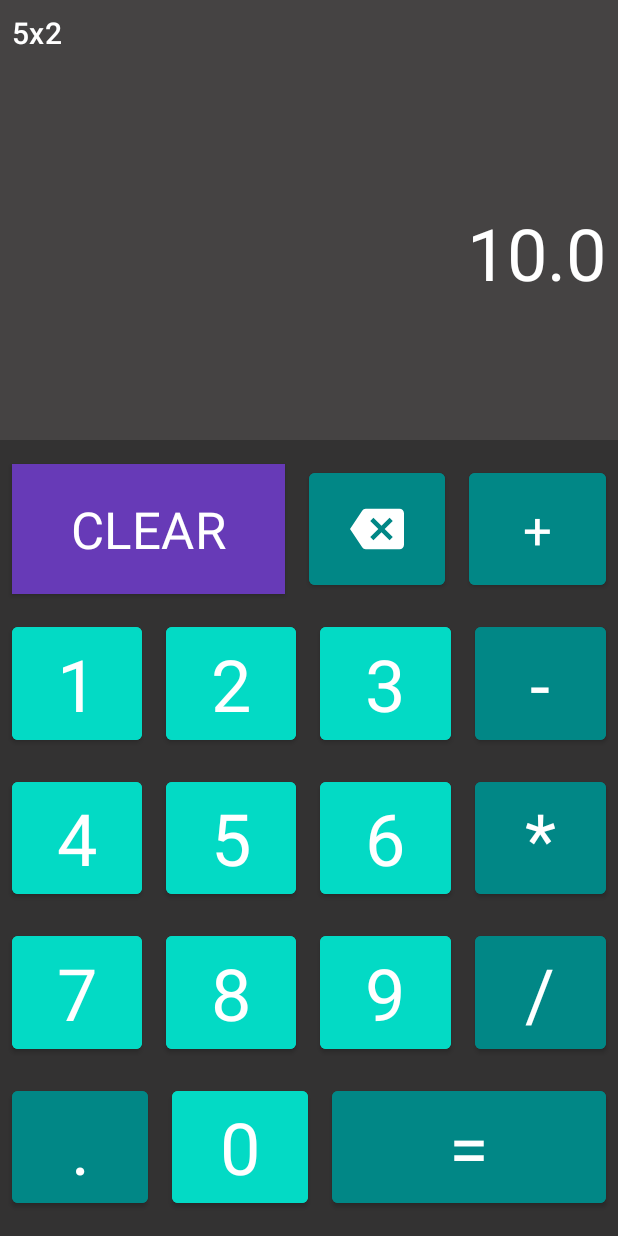
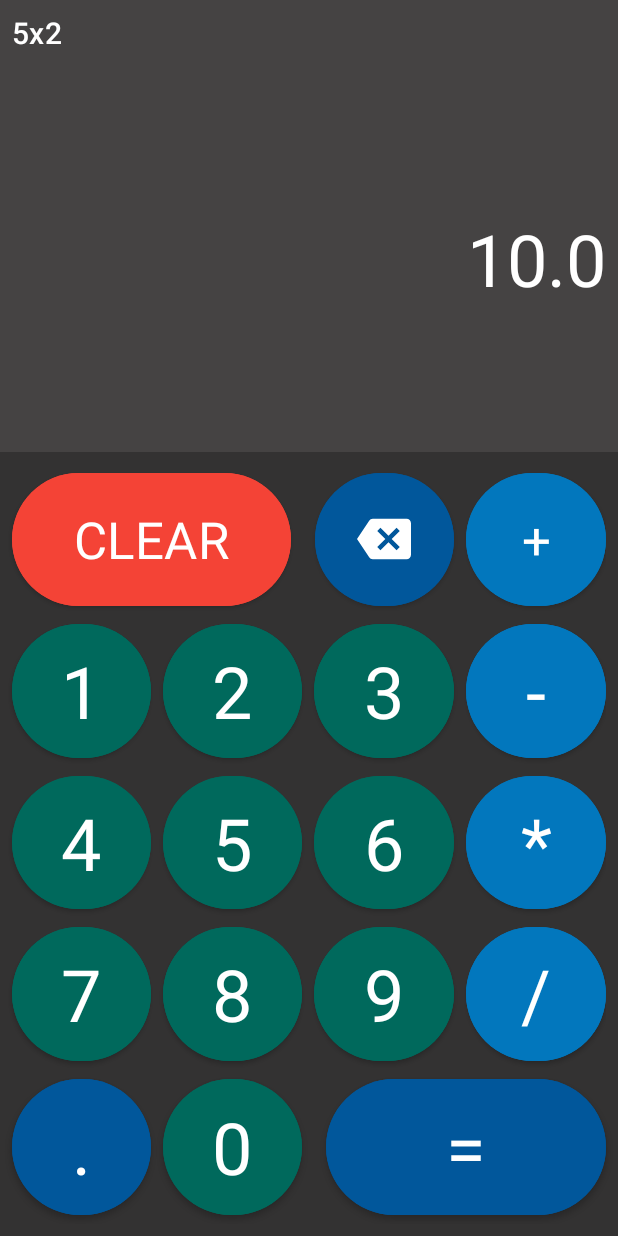
Before and after one commit to Kordeliia/AppCalculadora, an Android app: the layout activity_main.xml on its own in the app's theme, with its tools: preview values and no code run, on a phone screen of 412 x 824 dp. Run offline under Robolectric (Android 15) with nearby library versions, the phone set to English and light mode, and no system bars.

Commit message:
commit diseño y shape

```diff
--- a/app/src/main/res/layout/activity_main.xml
+++ b/app/src/main/res/layout/activity_main.xml
@@ -43,6 +43,7 @@
         android:layout_width="0dp"
         android:layout_height="0dp"
         android:orientation="horizontal"
+        android:layout_marginEnd="@dimen/common_padding_min"
         app:layout_constraintDimensionRatio = "H, 4:1"
         app:layout_constraintStart_toStartOf="parent"
         app:layout_constraintEnd_toEndOf="parent"
@@ -50,92 +51,97 @@
         >
         <Button
             android:id="@+id/btnClear"
-            android:layout_margin="@dimen/common_padding_min"
+            android:layout_marginStart="@dimen/common_padding_min"
+            android:layout_marginEnd="@dimen/common_padding_min"
             android:layout_width="0dp"
             android:layout_height="match_parent"
             android:layout_weight="50"
             android:text="@string/point_clear"
             android:onClick="onClickButton"
             android:textAppearance="?attr/textAppearanceHeadline4"
-            android:background="@color/teal_200"/>
+            android:backgroundTint="@color/red_500"
+
+            />
         <com.google.android.material.button.MaterialButton
             android:id="@+id/btnAtras"
-            android:layout_margin="@dimen/common_padding_min"
+            android:layout_marginStart="@dimen/common_padding_min"
             android:layout_width="0dp"
             android:layout_height="match_parent"
             android:layout_weight="25"
             app:icon="@drawable/ic_erase2"
             android:onClick="onClickButton"
             app:iconGravity="textStart"
-            android:backgroundTint="@color/teal_700"
+            android:backgroundTint="@color/lBlue_900"
             app:iconPadding="@dimen/icon_padding"
             />
         <Button
             android:id="@+id/btnSuma"
-            android:layout_margin="@dimen/common_padding_min"
+            android:layout_marginStart="@dimen/common_padding_min"
             android:layout_width="0dp"
             android:layout_height="match_parent"
             android:layout_weight="25"
             android:text="@string/point_suma"
             android:onClick="onClickButton"
             android:textAppearance="?attr/textAppearanceHeadline4"
-            android:backgroundTint="@color/teal_700"/>
+            android:backgroundTint="@color/lBlue_800"/>
     </LinearLayout>
     <LinearLayout
         android:id="@+id/llBotones2"
         android:layout_width="0dp"
         android:layout_height="0dp"
         android:orientation="horizontal"
+        android:layout_marginEnd="@dimen/common_padding_min"
         app:layout_constraintDimensionRatio = "H, 4:1"
         app:layout_constraintStart_toStartOf="parent"
         app:layout_constraintEnd_toEndOf="parent"
         app:layout_constraintBottom_toTopOf="@id/llBotones3">
         <Button
             android:id="@+id/btn1"
-            android:layout_margin="@dimen/common_padding_min"
+            android:layout_marginStart="@dimen/common_padding_min"
             android:layout_width="0dp"
             android:layout_height="match_parent"
             android:layout_weight="25"
             android:text="@string/point_1"
             android:onClick="onClickButton"
             android:textAppearance="?attr/textAppearanceHeadline3"
-            android:backgroundTint="@color/teal_200"/>
+            android:backgroundTint="@color/teal_800"/>
         <Button
             android:id="@+id/btn2"
-            android:layout_margin="@dimen/common_padding_min"
+            android:layout_marginStart="@dimen/common_padding_min"
             android:layout_width="0dp"
             android:layout_height="match_parent"
             android:layout_weight="25"
             android:text="@string/point_2"
             android:onClick="onClickButton"
             android:textAppearance="?attr/textAppearanceHeadline3"
-            android:backgroundTint="@color/teal_200"/>
+            android:backgroundTint="@color/teal_800"/>
         <Button
             android:id="@+id/btn3"
-            android:layout_margin="@dimen/common_padding_min"
+            android:layout_marginStart="@dimen/common_padding_min"
             android:layout_width="0dp"
             android:layout_height="match_parent"
             android:layout_weight="25"
             android:text="@string/point_3"
             android:onClick="onClickButton"
             android:textAppearance="?attr/textAppearanceHeadline3"
-            android:backgroundTint="@color/teal_200"/>
+            android:backgroundTint="@color/teal_800"/>
         <Button
             android:id="@+id/btnResta"
-            android:layout_margin="@dimen/common_padding_min"
+            android:layout_marginStart="@dimen/common_padding_min"
             android:layout_width="0dp"
             android:layout_height="match_parent"
             android:layout_weight="25"
             android:text="@string/point_resta"
             android:onClick="onClickButton"
             android:textAppearance="?attr/textAppearanceHeadline3"
-            android:backgroundTint="@color/teal_700"/>
+            android:backgroundTint="@color/lBlue_800"/>
     </LinearLayout>
 
     <LinearLayout
         android:id="@+id/llBotones3"
         android:layout_width="0dp"
         android:layout_height="0dp"
+        android:layout_marginEnd="@dimen/common_padding_min"
         android:orientation="horizontal"
         app:layout_constraintDimensionRatio = "H, 4:1"
         app:layout_constraintStart_toStartOf="parent"
@@ -143,44 +149,44 @@
         app:layout_constraintBottom_toTopOf="@id/llBotones4">
         <Button
             android:id="@+id/btn4"
-            android:layout_margin="@dimen/common_padding_min"
+            android:layout_marginStart="@dimen/common_padding_min"
             android:layout_width="0dp"
             android:layout_height="match_parent"
             android:layout_weight="25"
             android:text="@string/point_4"
             android:onClick="onClickButton"
             android:textAppearance="?attr/textAppearanceHeadline3"
-            android:backgroundTint="@color/teal_200"/>
+            android:backgroundTint="@color/teal_800"/>
         <Button
             android:id="@+id/btn5"
-            android:layout_margin="@dimen/common_padding_min"
+            android:layout_marginStart="@dimen/common_padding_min"
             android:layout_width="0dp"
             android:layout_height="match_parent"
             android:layout_weight="25"
             android:text="@string/point_5"
             android:onClick="onClickButton"
             android:textAppearance="?attr/textAppearanceHeadline3"
-            android:backgroundTint="@color/teal_200"/>
+            android:backgroundTint="@color/teal_800"/>
         <Button
             android:id="@+id/btn6"
-            android:layout_margin="@dimen/common_padding_min"
+            android:layout_marginStart="@dimen/common_padding_min"
             android:layout_width="0dp"
             android:layout_height="match_parent"
             android:layout_weight="25"
             android:text="@string/point_6"
             android:onClick="onClickButton"
             android:textAppearance="?attr/textAppearanceHeadline3"
-            android:backgroundTint="@color/teal_200"/>
+            android:backgroundTint="@color/teal_800"/>
         <Button
             android:id="@+id/btnMultiplicacion"
-            android:layout_margin="@dimen/common_padding_min"
+            android:layout_marginStart="@dimen/common_padding_min"
             android:layout_width="0dp"
             android:layout_height="match_parent"
             android:layout_weight="25"
             android:onClick="onClickButton"
             android:text="@string/point_multiplicacion"
             android:textAppearance="?attr/textAppearanceHeadline3"
-            android:backgroundTint="@color/teal_700"/>
+            android:backgroundTint="@color/lBlue_800"/>
     </LinearLayout>
 
 
@@ -189,6 +195,7 @@
         android:layout_width="0dp"
         android:layout_height="0dp"
         android:orientation="horizontal"
+        android:layout_marginEnd="@dimen/common_padding_min"
         app:layout_constraintDimensionRatio = "H, 4:1"
         app:layout_constraintStart_toStartOf="parent"
         app:layout_constraintEnd_toEndOf="parent"
@@ -196,45 +203,45 @@
         >
         <Button
             android:id="@+id/btn7"
-            android:layout_margin="@dimen/common_padding_min"
+            android:layout_marginStart="@dimen/common_padding_min"
             android:layout_width="0dp"
             android:layout_height="match_parent"
             android:layout_weight="25"
             android:text="@string/point_7"
             android:onClick="onClickButton"
             android:textAppearance="?attr/textAppearanceHeadline3"
-            android:backgroundTint="@color/teal_200"
+            android:backgroundTint="@color/teal_800"
             />
         <Button
             android:id="@+id/btn8"
-            android:layout_margin="@dimen/common_padding_min"
+            android:layout_marginStart="@dimen/common_padding_min"
             android:layout_width="0dp"
             android:layout_height="match_parent"
             android:layout_weight="25"
             android:text="@string/point_8"
             android:onClick="onClickButton"
             android:textAppearance="?attr/textAppearanceHeadline3"
-            android:backgroundTint="@color/teal_200"/>
+            android:backgroundTint="@color/teal_800"/>
         <Button
             android:id="@+id/btn9"
-            android:layout_margin="@dimen/common_padding_min"
+            android:layout_marginStart="@dimen/common_padding_min"
             android:layout_width="0dp"
             android:layout_height="match_parent"
             android:layout_weight="25"
             android:text="@string/point_9"
             android:onClick="onClickButton"
             android:textAppearance="?attr/textAppearanceHeadline3"
-            android:backgroundTint="@color/teal_200"/>
+            android:backgroundTint="@color/teal_800"/>
         <Button
             android:id="@+id/btnDivision"
-            android:layout_margin="@dimen/common_padding_min"
+            android:layout_marginStart="@dimen/common_padding_min"
             android:layout_width="0dp"
             android:layout_height="match_parent"
             android:layout_weight="25"
             android:onClick="onClickButton"
             android:text="@string/point_division"
             android:textAppearance="?attr/textAppearanceHeadline3"
-            android:backgroundTint="@color/teal_700"/>
+            android:backgroundTint="@color/lBlue_800"/>
     </LinearLayout>
 
 
@@ -250,34 +257,35 @@
         app:layout_constraintBottom_toBottomOf="parent">
         <Button
             android:id="@+id/btnDecimal"
-            android:layout_margin="@dimen/common_padding_min"
+            android:layout_marginStart="@dimen/common_padding_min"
             android:layout_width="0dp"
             android:layout_height="match_parent"
             android:layout_weight="25"
             android:text="@string/point_decimal"
             android:textAppearance="?attr/textAppearanceHeadline3"
-            android:backgroundTint="@color/teal_700"
+            android:backgroundTint="@color/lBlue_900"
             android:onClick="onClickButton"/>
         <Button
             android:id="@+id/btn0"
-            android:layout_margin="@dimen/common_padding_min"
+            android:layout_marginStart="@dimen/common_padding_min"
             android:layout_width="0dp"
             android:layout_height="match_parent"
             android:layout_weight="25"
             android:text="@string/point_0"
             android:textAppearance="?attr/textAppearanceHeadline3"
-            android:backgroundTint="@color/teal_200"
+            android:backgroundTint="@color/teal_800"
             android:onClick="onClickButton"
            />
         <Button
             android:id="@+id/btnResultado"
-            android:layout_margin="@dimen/common_padding_min"
+            android:layout_marginStart="@dimen/common_padding_16"
+            android:layout_marginEnd="@dimen/common_padding_min"
             android:layout_width="0dp"
             android:layout_height="match_parent"
             android:layout_weight="50"
             android:text="@string/point_igual"
             android:textAppearance="?attr/textAppearanceHeadline3"
-            android:backgroundTint="@color/teal_700"
+            android:backgroundTint="@color/lBlue_900"
             android:onClick="onClickButton"/>
 
     </LinearLayout>
--- a/app/src/main/res/values/colors.xml
+++ b/app/src/main/res/values/colors.xml
@@ -9,9 +9,12 @@
     <color name="blue_500">#338FC1</color>
     <color name="blue_700">#238DC6</color>
     <color name="blue_300">#5CABD6</color>
-    <color name="blue_900">#037FC3</color>
+    <color name="lBlue_800">#0277bd</color>
     <color name="gray_900">#333232</color>
     <color name="gray_700">#454343</color>
     <color name="teal_200">#FF03DAC5</color>
+    <color name="teal_800">#00695c</color>
     <color name="teal_700">#FF018786</color>
+    <color name="red_500">#f44336</color>
+    <color name="lBlue_900">#01579b</color>
 </resources>
--- a/app/src/main/res/values/dimens.xml
+++ b/app/src/main/res/values/dimens.xml
@@ -1,5 +1,6 @@
 <?xml version="1.0" encoding="utf-8"?>
 <resources>
     <dimen name="common_padding_min">8dp</dimen>
+    <dimen name="common_padding_16">16dp</dimen>
     <dimen name="icon_padding">0dp</dimen>
 </resources>
--- /dev/null
+++ b/app/src/main/res/values/shape.xml
@@ -0,0 +1,7 @@
+<?xml version="1.0" encoding="utf-8"?>
+<resources>
+    <style name = "ShapeAppearance.MyTheme.SmallComponent" parent = "ShapeAppearance.MaterialComponents.SmallComponent">
+        <item name = "cornerFamily">rounded</item>
+        <item name = "cornerSize">128dp</item>
+    </style>
+</resources>
--- a/app/src/main/res/values/themes.xml
+++ b/app/src/main/res/values/themes.xml
@@ -15,6 +15,7 @@
         <item name = "colorOnBackground">@color/white</item>
         <item name = "android:statusBarColor" tools:targetApi="l">?backgroundColor</item>
 
+        <item name = "shapeAppearanceSmallComponent">@style/ShapeAppearance.MyTheme.SmallComponent</item>
     </style>
 
     <style name="Theme.AppCalculadora" parent="Base.Theme.AppCalculadora" />
```
